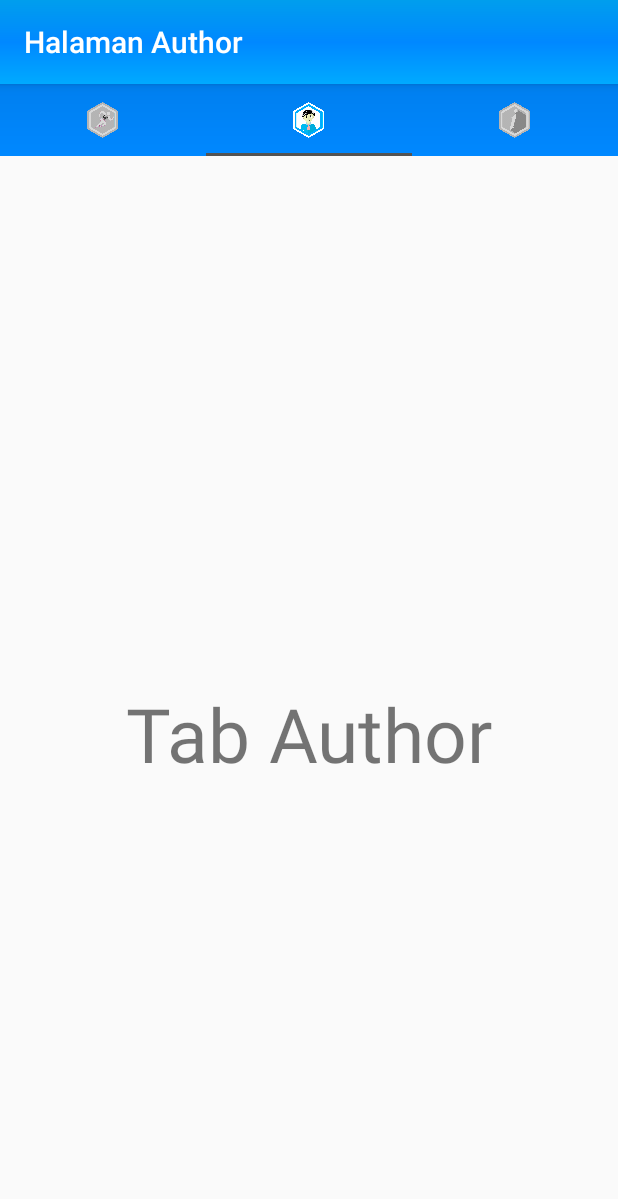
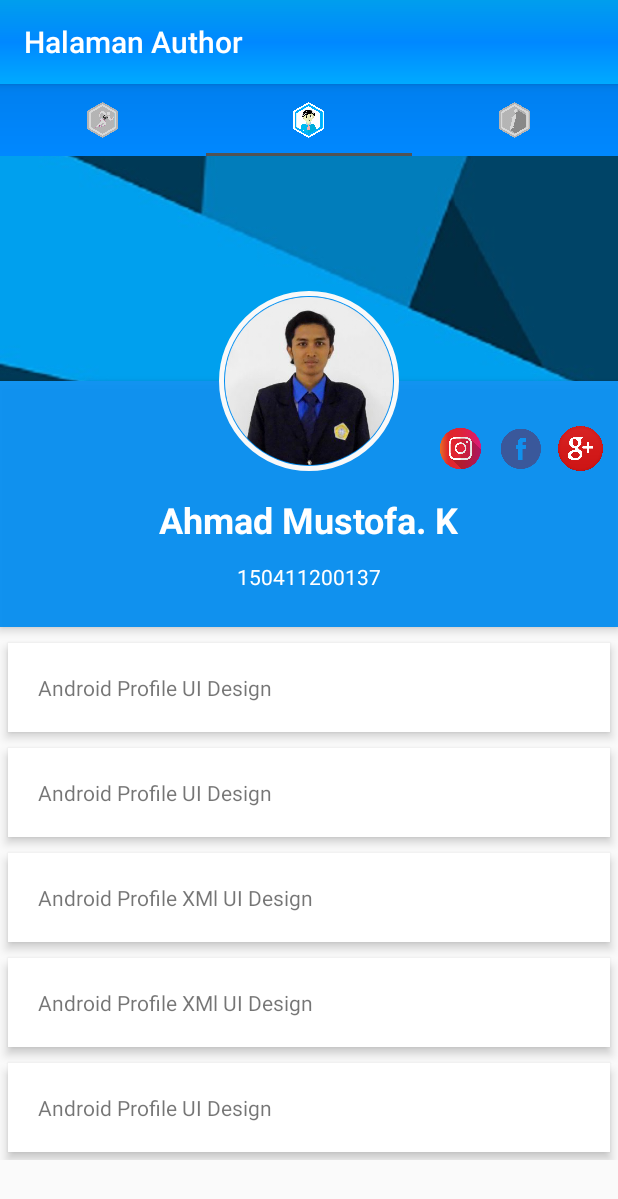
Before and after one commit to afan6194/TabImage, an Android app: the screen it shows after launch (MainActivity), tab 2 chosen, on a phone screen of 412 x 824 dp. Shown: the top 1199 px of the screen. Run offline under Robolectric (Android 15) with nearby library versions, the phone set to English and light mode, and no system bars.

Commit message:
update profil page 21-03-2017

```diff
--- /dev/null
+++ b/app/src/main/res/drawable-hdpi-v9/profile_circular_border.xml
@@ -0,0 +1,14 @@
+<?xml version="1.0" encoding="utf-8"?>
+<shape xmlns:android="http://schemas.android.com/apk/res/android"
+    android:shape="rectangle">
+    <corners android:radius="100dp" />
+    <solid android:color="#eb008df1" />
+    <stroke
+        android:width="3dip"
+        android:color="#f9f9f9" />
+    <padding
+        android:bottom="5dp"
+        android:left="5dp"
+        android:right="5dp"
+        android:top="5dp" />
+</shape>
--- a/app/src/main/res/layout/layauthor.xml
+++ b/app/src/main/res/layout/layauthor.xml
@@ -1,13 +1,152 @@
-<?xml version="1.0" encoding="utf-8"?>
-<LinearLayout xmlns:android="http://schemas.android.com/apk/res/android"
-    android:orientation="vertical" android:layout_width="match_parent"
+<ScrollView xmlns:android="http://schemas.android.com/apk/res/android"
+    android:layout_width="match_parent"
     android:layout_height="match_parent">
-    <TextView
+
+    <RelativeLayout
         android:layout_width="match_parent"
-        android:layout_height="match_parent"
-        android:gravity="center"
-        android:layout_marginTop="50dp"
-        android:textSize="50sp"
-        android:text="Tab Author"/>
+        android:layout_height="match_parent">
 
-</LinearLayout>
+        <ImageView
+            android:id="@+id/header_cover_image"
+            android:layout_width="match_parent"
+            android:layout_height="150dp"
+            android:scaleType="centerCrop"
+            android:src="@drawable/head" />
+
+        <ImageButton
+            android:id="@+id/user_profile_photo"
+            android:layout_width="120dp"
+            android:layout_height="120dp"
+            android:layout_marginTop="90dp"
+            android:background="@drawable/profile_circular_border"
+            android:elevation="5dp"
+            android:padding="4dp"
+            android:scaleType="centerCrop"
+            android:src="@drawable/profile"
+            android:layout_alignParentTop="true"
+            android:layout_centerHorizontal="true" />
+
+        <RelativeLayout
+            android:id="@+id/profile_layout"
+            android:layout_width="match_parent"
+            android:layout_height="wrap_content"
+            android:layout_below="@+id/header_cover_image"
+            android:background="#eb008df1"
+            android:elevation="4dp"
+            android:paddingBottom="24dp">
+
+            <Button
+                android:id="@+id/btig"
+                android:layout_width="30dp"
+                android:layout_height="30dp"
+                android:layout_marginLeft="1dp"
+                android:background="@drawable/ig"
+                android:layout_alignTop="@+id/btfb"
+                android:layout_alignParentRight="true"
+                android:layout_marginRight="90dp"/>
+            <Button
+                android:id="@+id/btfb"
+                android:layout_width="30dp"
+                android:layout_height="30dp"
+                android:layout_marginTop="30dp"
+                android:layout_marginRight="50dp"
+                android:layout_alignParentRight="true"
+                android:background="@drawable/fb" />
+
+            <Button
+                android:id="@+id/btgoogle"
+                android:layout_width="30dp"
+                android:layout_height="30dp"
+                android:layout_alignTop="@+id/btfb"
+                android:layout_alignParentRight="true"
+                android:layout_marginRight="10dp"
+                android:background="@drawable/google" />
+
+            <TextView
+                android:id="@+id/user_profile_name"
+                android:layout_width="wrap_content"
+                android:layout_height="wrap_content"
+                android:layout_centerHorizontal="true"
+                android:layout_marginTop="76dp"
+                android:text="Ahmad Mustofa. K"
+                android:textColor="#fff"
+                android:textSize="24sp"
+                android:textStyle="bold" />
+
+            <TextView
+                android:id="@+id/user_profile_short_bio"
+                android:layout_width="wrap_content"
+                android:layout_height="wrap_content"
+                android:layout_below="@+id/user_profile_name"
+                android:layout_centerHorizontal="true"
+                android:layout_marginTop="12dp"
+                android:text="150411200137"
+                android:textColor="#fff"
+                android:textSize="14sp" />
+        </RelativeLayout>
+
+
+        <LinearLayout
+            android:layout_width="fill_parent"
+            android:layout_height="wrap_content"
+            android:layout_below="@+id/profile_layout"
+            android:layout_marginTop="5dp"
+            android:orientation="vertical">
+
+            <TextView
+                android:layout_width="fill_parent"
+                android:layout_height="wrap_content"
+                android:layout_margin="5dp"
+                android:background="#fff"
+                android:clickable="true"
+                android:elevation="4dp"
+                android:padding="20dp"
+                android:text="Android Profile UI Design" />
+
+            <TextView
+                android:id="@+id/textView3"
+                android:layout_width="fill_parent"
+                android:layout_height="wrap_content"
+                android:layout_margin="5dp"
+                android:background="#fff"
+                android:clickable="true"
+                android:elevation="4dp"
+                android:padding="20dp"
+                android:text="Android Profile UI Design" />
+
+            <TextView
+                android:layout_width="fill_parent"
+                android:layout_height="wrap_content"
+                android:layout_margin="5dp"
+                android:layout_marginBottom="3dp"
+                android:layout_marginTop="3dp"
+                android:background="#fff"
+                android:clickable="true"
+                android:elevation="4dp"
+                android:padding="20dp"
+                android:text="Android Profile XMl UI Design" />
+
+            <TextView
+                android:layout_width="fill_parent"
+                android:layout_height="wrap_content"
+                android:layout_margin="5dp"
+                android:layout_marginBottom="3dp"
+                android:layout_marginTop="3dp"
+                android:background="#fff"
+                android:clickable="true"
+                android:elevation="4dp"
+                android:padding="20dp"
+                android:text="Android Profile XMl UI Design" />
+
+            <TextView
+                android:layout_width="fill_parent"
+                android:layout_height="wrap_content"
+                android:layout_margin="5dp"
+                android:background="#fff"
+                android:clickable="true"
+                android:elevation="4dp"
+                android:padding="20dp"
+                android:text="Android Profile UI Design" />
+        </LinearLayout>
+    </RelativeLayout>
+</ScrollView>
```
Also changed, not shown: app/src/main/res/drawable-hdpi-v9/fb.png (added), app/src/main/res/drawable-hdpi-v9/google.png (added), app/src/main/res/drawable-hdpi-v9/head.jpg (added), app/src/main/res/drawable-hdpi-v9/ig.png (added), app/src/main/res/drawable-hdpi-v9/profile.png (added).
